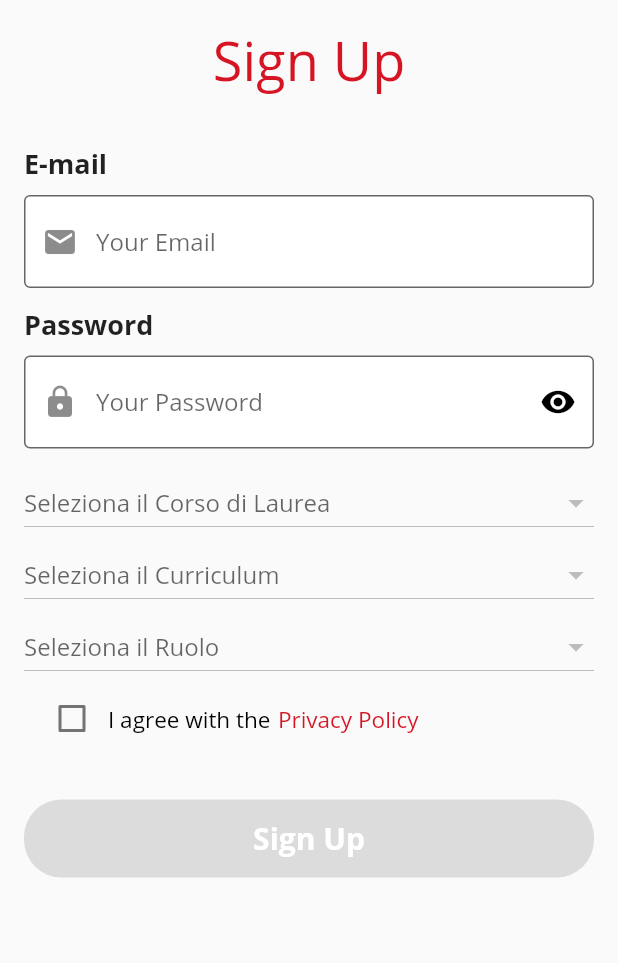
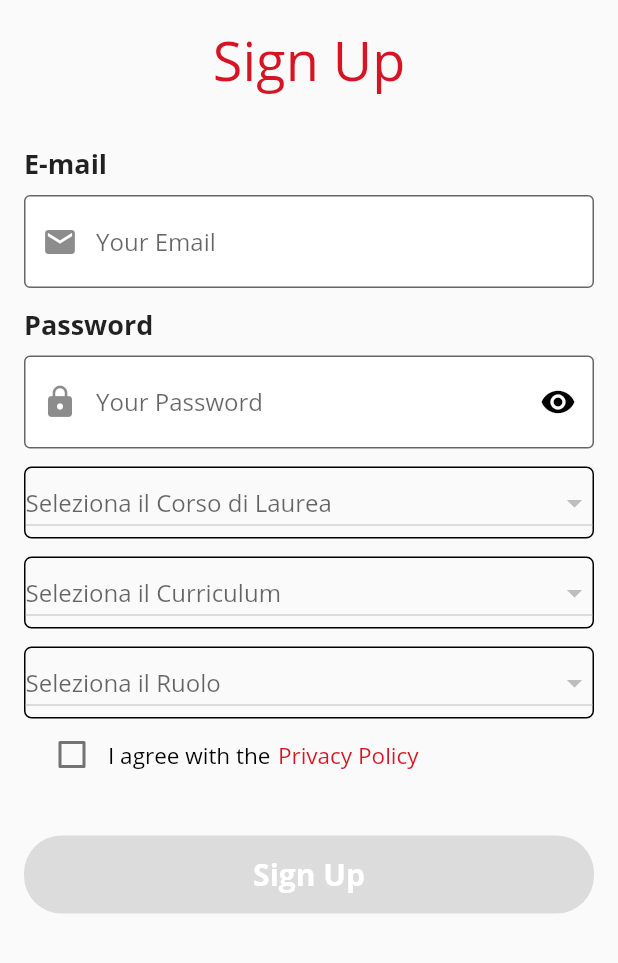
Before and after one commit to John-Hundred/Etutoring, a Flutter app: the Signup screen opened directly, on a phone screen of 412 x 824 dp, the part 273-1236 px from its top. Run offline on Flutter 3.47's test engine with Material 2 defaults, Android fonts, the phone set to English and light mode, and no system bars; our stand-ins replace carousel_slider, email_validator, flutter_secure_storage, scrollable_positioned_list; missing offline and left inert: move_to_background; accounts and stored records are empty; network calls fail.

Commit message:
fix sign up

```diff
--- a/lib/screens/signup.dart
+++ b/lib/screens/signup.dart
@@ -187,6 +187,14 @@ class _SignupState extends State<Signup> {
                           return snapshot.hasData
                               ? Center(
                                   child: Container(
+                                  decoration: ShapeDecoration(
+                                    shape: RoundedRectangleBorder(
+                                      side: BorderSide(
+                                          width: 1.0, style: BorderStyle.solid),
+                                      borderRadius: BorderRadius.all(
+                                          Radius.circular(5.0)),
+                                    ),
+                                  ),
                                   height: 48,
                                   // color: Colors.grey,
                                   child: DropdownButton<String>(
@@ -227,6 +235,7 @@ class _SignupState extends State<Signup> {
                                 );
                         },
                       ),
+                      const SizedBox(height: 12),
                       FutureBuilder(
                         future: getCurriculumListFromWS(),
                         builder:
@@ -234,6 +243,14 @@ class _SignupState extends State<Signup> {
                           return snapshot.hasData
                               ? Center(
                                   child: Container(
+                                  decoration: ShapeDecoration(
+                                    shape: RoundedRectangleBorder(
+                                      side: BorderSide(
+                                          width: 1.0, style: BorderStyle.solid),
+                                      borderRadius: BorderRadius.all(
+                                          Radius.circular(5.0)),
+                                    ),
+                                  ),
                                   height: 48,
                                   // color: Colors.grey,
                                   child: DropdownButton<String>(
@@ -271,6 +288,7 @@ class _SignupState extends State<Signup> {
                                 );
                         },
                       ),
+                      const SizedBox(height: 12),
                       FutureBuilder(
                         future: getRoleListFromWS(),
                         builder:
@@ -279,6 +297,14 @@ class _SignupState extends State<Signup> {
                               ? Center(
                                   child: Container(
                                   height: 48,
+                                  decoration: ShapeDecoration(
+                                    shape: RoundedRectangleBorder(
+                                      side: BorderSide(
+                                          width: 1.0, style: BorderStyle.solid),
+                                      borderRadius: BorderRadius.all(
+                                          Radius.circular(5.0)),
+                                    ),
+                                  ),
                                   // color: Colors.grey,
                                   child: DropdownButton<String>(
                                     isDense: false,
```
